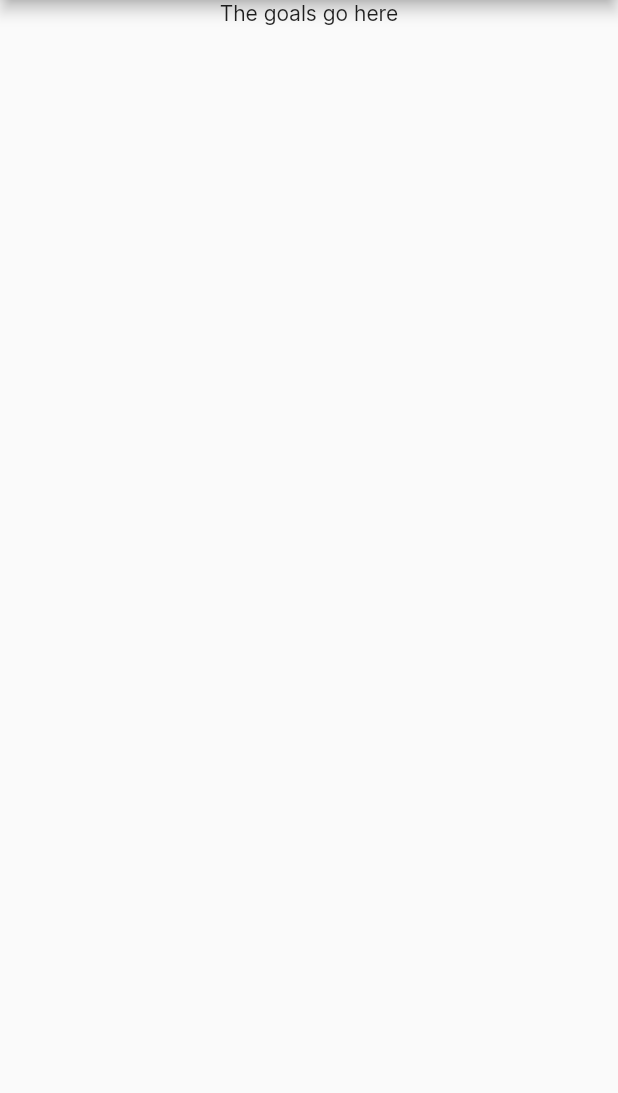
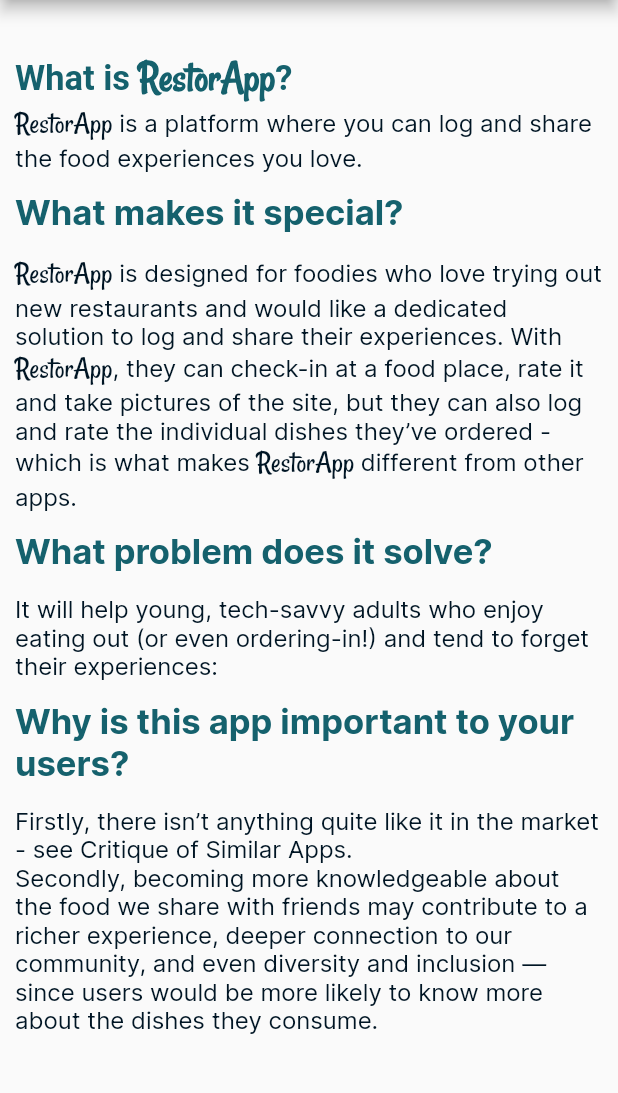
Before and after one commit to ariane-codes/mc_documentation_app, a Flutter app: the HomeFlow screen opened by its route, after a tap on "Goals", on a phone screen of 412 x 824 dp, the part 84-1177 px from its top. Run offline on Flutter 3.47's test engine with Material 2 defaults, Android fonts, the phone set to English and light mode, and no system bars; generated files the repository leaves out were written again.

Commit message:
Adding content to the Goals view Wrote reusable text styles to use across the other views Wrote simple scrollable column with all the content I had prepared.

```diff
--- /dev/null
+++ b/lib/src/components/custom_text_styles.dart
@@ -0,0 +1,43 @@
+import 'package:a1_documentation/src/constants/color_scheme.dart';
+import 'package:flutter/material.dart';
+
+class CustomTextStyles {
+  static TextStyle blockTextStyle(
+      {double? customFontSize, Color? customColor}) {
+    return TextStyle(
+        fontFamily: "Inter",
+        fontSize: customFontSize ?? 16,
+        color: customColor ?? restorAppColors.secondary,
+        fontWeight: FontWeight.normal);
+  }
+
+  static TextStyle restorAppLogoStyle(
+      {double? customFontSize, Color? customColor}) {
+    return TextStyle(
+        fontFamily: "Rancho",
+        color: customColor ?? restorAppColors.secondary,
+        fontSize: customFontSize ?? 20);
+  }
+
+  static TextSpan inTextRestorApp(
+      {double? customFontSize,
+      Color? customColor,
+      List<InlineSpan>? children}) {
+    return TextSpan(
+        text: "RestorApp",
+        style: CustomTextStyles.restorAppLogoStyle(
+            customColor: customColor, customFontSize: customFontSize),
+        children: children);
+  }
+
+  static TextSpan styledTextSpan(text,
+      {double? customFontSize,
+      Color? customColor,
+      List<InlineSpan>? children}) {
+    return TextSpan(
+        text: text,
+        style: CustomTextStyles.blockTextStyle(
+            customColor: customColor, customFontSize: customFontSize),
+        children: children);
+  }
+}
--- /dev/null
+++ b/lib/src/components/header_text.dart
@@ -0,0 +1,24 @@
+import 'package:a1_documentation/src/components/custom_text_styles.dart';
+import 'package:a1_documentation/src/constants/color_scheme.dart';
+import 'package:flutter/material.dart';
+
+TextStyle headerTextStyle = TextStyle(
+    color: restorAppColors.tertiary, fontSize: 23, fontWeight: FontWeight.w700);
+
+TextStyle restorAppHeaderTextStyle = CustomTextStyles.restorAppLogoStyle(
+    customFontSize: 28, customColor: restorAppColors.tertiary);
+
+class HeaderText extends StatelessWidget {
+  const HeaderText({super.key, required this.text, this.customFontFamily});
+
+  final String text;
+  final String? customFontFamily;
+
+  @override
+  Widget build(BuildContext context) {
+    return Padding(
+      padding: const EdgeInsets.symmetric(vertical: 14),
+      child: Text(text, style: headerTextStyle),
+    );
+  }
+}
--- a/lib/src/home/goals/goals_view.dart
+++ b/lib/src/home/goals/goals_view.dart
@@ -1,5 +1,5 @@
-import 'package:a1_documentation/src/constants/color_scheme.dart';
-import 'package:a1_documentation/src/components/restorapp_logo.dart';
+import 'package:a1_documentation/src/components/custom_text_styles.dart';
+import 'package:a1_documentation/src/components/header_text.dart';
 import 'package:flutter/material.dart';
 
 class GoalsView extends StatelessWidget {
@@ -9,8 +9,54 @@ class GoalsView extends StatelessWidget {
 
   @override
   Widget build(BuildContext context) {
-    return Column(
-      children: const <Widget>[Text("The goals go here")],
-    );
+    return Padding(
+        padding:
+            const EdgeInsets.only(top: 35, right: 10, left: 10, bottom: 35),
+        child: SingleChildScrollView(
+            child: Column(
+          crossAxisAlignment: CrossAxisAlignment.start,
+          children: <Widget>[
+            RichText(
+                text: TextSpan(
+                    text: "What is ",
+                    style: headerTextStyle,
+                    children: <TextSpan>[
+                  TextSpan(text: "RestorApp", style: restorAppHeaderTextStyle),
+                  TextSpan(text: "?", style: headerTextStyle)
+                ])),
+            RichText(
+                text: TextSpan(
+                    text: "RestorApp",
+                    style: CustomTextStyles.restorAppLogoStyle(),
+                    children: <TextSpan>[
+                  TextSpan(
+                      text:
+                          " is a platform where you can log and share the food experiences you love.",
+                      style: CustomTextStyles.blockTextStyle())
+                ])),
+            const HeaderText(text: "What makes it special?"),
+            RichText(
+                text: CustomTextStyles.inTextRestorApp(children: <TextSpan>[
+              CustomTextStyles.styledTextSpan(
+                  " is designed for foodies who love trying out new restaurants and would like a dedicated solution to log and share their experiences. With "),
+              CustomTextStyles.inTextRestorApp(),
+              CustomTextStyles.styledTextSpan(
+                  ", they can check-in at a food place, rate it and take pictures of the site, but they can also log and rate the individual dishes they’ve ordered - which is what makes "),
+              CustomTextStyles.inTextRestorApp(),
+              CustomTextStyles.styledTextSpan(" different from other apps."),
+            ])),
+            const HeaderText(text: "What problem does it solve?"),
+            RichText(
+                text: CustomTextStyles.styledTextSpan(
+                    "It will help young, tech-savvy adults who enjoy eating out (or even ordering-in!) and tend to forget their experiences: ")),
+            const HeaderText(text: "Why is this app important to your users?"),
+            RichText(
+                text: CustomTextStyles.styledTextSpan(
+                    "Firstly, there isn’t anything quite like it in the market - see Critique of Similar Apps.")),
+            RichText(
+                text: CustomTextStyles.styledTextSpan(
+                    "Secondly, becoming more knowledgeable about the food we share with friends may contribute to a richer experience, deeper connection to our community, and even diversity and inclusion — since users would be more likely to know more about the dishes they consume.")),
+          ],
+        )));
   }
 }
```
